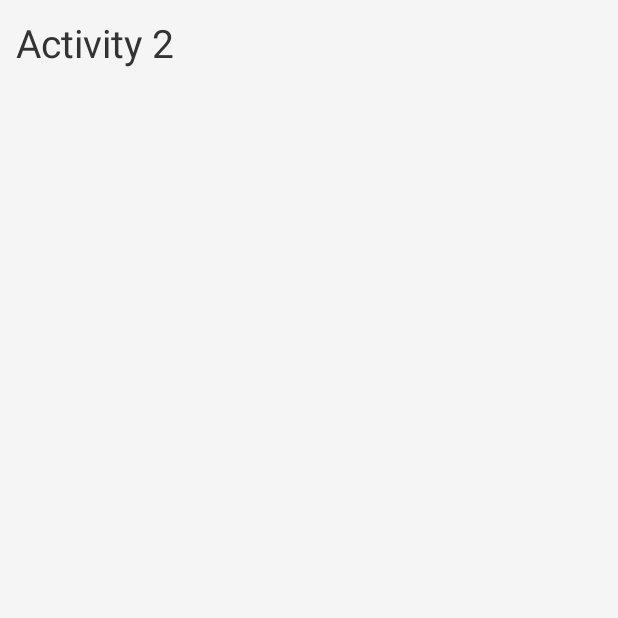
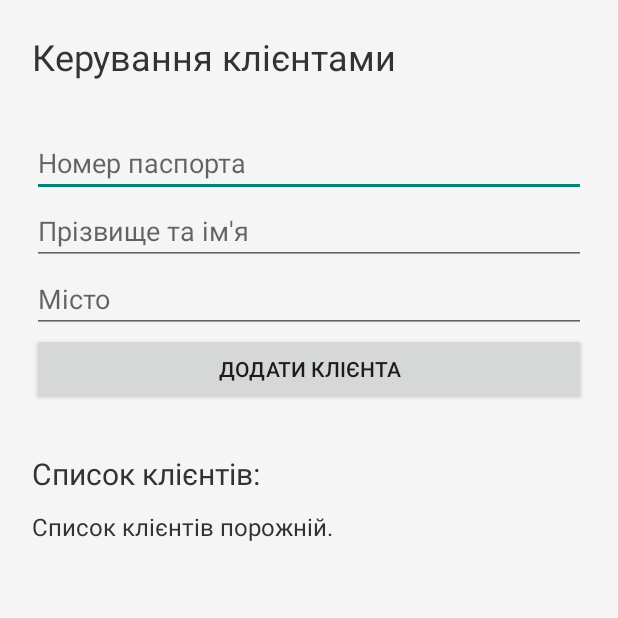
Before and after one commit to imitxtion/android-course, an Android app built with Jetpack Compose: the screen it shows after launch (SecondActivity), after a tap on "GO TO ACTIVITY 2", on a phone screen of 412 x 824 dp, the top half of it. Run offline under Robolectric (Android 15) with nearby library versions, the phone set to English and light mode, and no system bars.

```diff
--- /dev/null
+++ b/app/src/main/java/com/example/myapplication/HotelDbHelper.kt
@@ -0,0 +1,89 @@
+package com.example.myapplication
+
+import android.content.Context
+import android.database.sqlite.SQLiteDatabase
+import android.database.sqlite.SQLiteOpenHelper
+import android.provider.BaseColumns
+
+object HotelContract {
+    object RoomEntry : BaseColumns {
+        const val TABLE_NAME = "rooms"
+        const val COLUMN_TYPE = "type"
+        const val COLUMN_COST = "cost"
+    }
+
+    object ClientEntry : BaseColumns {
+        const val TABLE_NAME = "clients"
+        const val COLUMN_PASSPORT_NUMBER = "passport_number"
+        const val COLUMN_LAST_NAME = "last_name"
+        const val COLUMN_FIRST_NAME = "first_name"
+        const val COLUMN_PATRONYMIC = "patronymic"
+        const val COLUMN_CITY = "city"
+        const val COLUMN_CHECK_IN_DATE = "check_in_date"
+        const val COLUMN_ROOM_ID = "room_id"
+    }
+
+    object EmployeeEntry : BaseColumns {
+        const val TABLE_NAME = "employees"
+        const val COLUMN_LAST_NAME = "last_name"
+        const val COLUMN_FIRST_NAME = "first_name"
+        const val COLUMN_PATRONYMIC = "patronymic"
+        const val COLUMN_FLOOR = "floor"
+        const val COLUMN_CLEANING_DAY = "cleaning_day"
+    }
+}
+
+class HotelDbHelper(context: Context) : SQLiteOpenHelper(context, DATABASE_NAME, null, DATABASE_VERSION) {
+
+    companion object {
+        const val DATABASE_VERSION = 1
+        const val DATABASE_NAME = "Hotel.db"
+
+        private const val SQL_CREATE_ROOMS =
+            "CREATE TABLE ${HotelContract.RoomEntry.TABLE_NAME} (" +
+                    "${BaseColumns._ID} INTEGER PRIMARY KEY," +
+                    "${HotelContract.RoomEntry.COLUMN_TYPE} TEXT," +
+                    "${HotelContract.RoomEntry.COLUMN_COST} REAL)"
+
+        private const val SQL_CREATE_CLIENTS =
+            "CREATE TABLE ${HotelContract.ClientEntry.TABLE_NAME} (" +
+                    "${BaseColumns._ID} INTEGER PRIMARY KEY," +
+                    "${HotelContract.ClientEntry.COLUMN_PASSPORT_NUMBER} TEXT UNIQUE," +
+                    "${HotelContract.ClientEntry.COLUMN_LAST_NAME} TEXT," +
+                    "${HotelContract.ClientEntry.COLUMN_FIRST_NAME} TEXT," +
+                    "${HotelContract.ClientEntry.COLUMN_PATRONYMIC} TEXT," +
+                    "${HotelContract.ClientEntry.COLUMN_CITY} TEXT," +
+                    "${HotelContract.ClientEntry.COLUMN_CHECK_IN_DATE} TEXT," +
+                    "${HotelContract.ClientEntry.COLUMN_ROOM_ID} INTEGER," +
+                    "FOREIGN KEY(${HotelContract.ClientEntry.COLUMN_ROOM_ID}) REFERENCES ${HotelContract.RoomEntry.TABLE_NAME}(${BaseColumns._ID}))"
+
+
+        private const val SQL_CREATE_EMPLOYEES =
+            "CREATE TABLE ${HotelContract.EmployeeEntry.TABLE_NAME} (" +
+                    "${BaseColumns._ID} INTEGER PRIMARY KEY," +
+                    "${HotelContract.EmployeeEntry.COLUMN_LAST_NAME} TEXT," +
+                    "${HotelContract.EmployeeEntry.COLUMN_FIRST_NAME} TEXT," +
+                    "${HotelContract.EmployeeEntry.COLUMN_PATRONYMIC} TEXT," +
+                    "${HotelContract.EmployeeEntry.COLUMN_FLOOR} INTEGER," +
+                    "${HotelContract.EmployeeEntry.COLUMN_CLEANING_DAY} TEXT)"
+
+        private const val SQL_DELETE_ENTRIES = "DROP TABLE IF EXISTS ${HotelContract.RoomEntry.TABLE_NAME};" +
+                "DROP TABLE IF EXISTS ${HotelContract.ClientEntry.TABLE_NAME};" +
+                "DROP TABLE IF EXISTS ${HotelContract.EmployeeEntry.TABLE_NAME};"
+    }
+
+    override fun onCreate(db: SQLiteDatabase) {
+        db.execSQL(SQL_CREATE_ROOMS)
+        db.execSQL(SQL_CREATE_CLIENTS)
+        db.execSQL(SQL_CREATE_EMPLOYEES)
+    }
+
+    override fun onUpgrade(db: SQLiteDatabase, oldVersion: Int, newVersion: Int) {
+        db.execSQL(SQL_DELETE_ENTRIES)
+        onCreate(db)
+    }
+
+    override fun onDowngrade(db: SQLiteDatabase, oldVersion: Int, newVersion: Int) {
+        onUpgrade(db, oldVersion, newVersion)
+    }
+}
--- a/app/src/main/java/com/example/myapplication/SecondActivity.kt
+++ b/app/src/main/java/com/example/myapplication/SecondActivity.kt
@@ -1,37 +1,166 @@
 package com.example.myapplication
 
+import android.content.ContentValues
 import android.os.Bundle
+import android.provider.BaseColumns
+import android.view.View
+import android.widget.Button
+import android.widget.EditText
+import android.widget.LinearLayout
 import android.widget.TextView
+import android.widget.Toast
 import androidx.activity.ComponentActivity
-import androidx.constraintlayout.widget.ConstraintLayout
-import androidx.constraintlayout.widget.ConstraintLayout.LayoutParams
-
 
 class SecondActivity : ComponentActivity() {
+
+    private lateinit var dbHelper: HotelDbHelper
+    private lateinit var passportInput: EditText
+    private lateinit var nameInput: EditText
+    private lateinit var cityInput: EditText
+    private lateinit var clientsTextView: TextView
+
     override fun onCreate(savedInstanceState: Bundle?) {
         super.onCreate(savedInstanceState)
-        val constraintLayout = ConstraintLayout(this).apply {
-            layoutParams = LayoutParams(LayoutParams.MATCH_PARENT, LayoutParams.MATCH_PARENT)
+
+        dbHelper = HotelDbHelper(this)
+
+        val layout = LinearLayout(this).apply {
+            orientation = LinearLayout.VERTICAL
+            layoutParams = LinearLayout.LayoutParams(
+                LinearLayout.LayoutParams.MATCH_PARENT,
+                LinearLayout.LayoutParams.MATCH_PARENT
+            )
+            setPadding(32, 32, 32, 32)
             setBackgroundColor(getColor(R.color.custom_background))
         }
 
-        val textView = TextView(this).apply {
+        val title = TextView(this).apply {
             text = getString(R.string.activity_2_title)
-            textSize = 26f
+            textSize = 24f
             setTextColor(getColor(R.color.custom_text))
-            setPadding(16, 16, 16, 16)
+            setPadding(0, 0, 0, 48)
+        }
+        layout.addView(title)
+
+        passportInput = EditText(this).apply {
+            hint = getString(R.string.hint_passport)
+        }
+        layout.addView(passportInput)
+
+        nameInput = EditText(this).apply {
+            hint = getString(R.string.hint_name)
+        }
+        layout.addView(nameInput)
+
+        cityInput = EditText(this).apply {
+            hint = getString(R.string.hint_city)
+        }
+        layout.addView(cityInput)
+
+
+        val addButton = Button(this).apply {
+            text = getString(R.string.add_client_button)
+            setOnClickListener {
+                addClient()
+            }
+        }
+        layout.addView(addButton)
+
+        val listTitle = TextView(this).apply {
+            text = getString(R.string.clients_list_title)
+            textSize = 20f
+            setTextColor(getColor(R.color.custom_text))
+            setPadding(0, 48, 0, 16)
+        }
+        layout.addView(listTitle)
+
+        clientsTextView = TextView(this).apply {
+            textSize = 16f
+            setTextColor(getColor(R.color.custom_text))
+        }
+        layout.addView(clientsTextView)
+
+        setContentView(layout)
+
+        readClients()
+    }
+
+    private fun addClient() {
+        val passport = passportInput.text.toString().trim()
+        val fullName = nameInput.text.toString().trim()
+        val city = cityInput.text.toString().trim()
+
+        if (passport.isEmpty() || fullName.isEmpty() || city.isEmpty()) {
+            Toast.makeText(this, "Будь ласка, заповніть усі поля", Toast.LENGTH_SHORT).show()
+            return
         }
 
-        val layoutParams = LayoutParams(
-            LayoutParams.WRAP_CONTENT,
-            LayoutParams.WRAP_CONTENT
-        ).apply {
-            leftToLeft = LayoutParams.PARENT_ID
-            topToTop = LayoutParams.PARENT_ID
+        val parts = fullName.split(" ", limit = 2)
+        val lastName = parts.getOrNull(0) ?: ""
+        val firstName = parts.getOrNull(1) ?: ""
+
+
+        val db = dbHelper.writableDatabase
+
+        val values = ContentValues().apply {
+            put(HotelContract.ClientEntry.COLUMN_PASSPORT_NUMBER, passport)
+            put(HotelContract.ClientEntry.COLUMN_LAST_NAME, lastName)
+            put(HotelContract.ClientEntry.COLUMN_FIRST_NAME, firstName)
+            put(HotelContract.ClientEntry.COLUMN_PATRONYMIC, "") // Поки залишаємо порожнім
+            put(HotelContract.ClientEntry.COLUMN_CITY, city)
+            put(HotelContract.ClientEntry.COLUMN_CHECK_IN_DATE, System.currentTimeMillis().toString()) // Поточний час
         }
-        textView.layoutParams = layoutParams
-        constraintLayout.addView(textView)
 
-        setContentView(constraintLayout)
+        val newRowId = db.insert(HotelContract.ClientEntry.TABLE_NAME, null, values)
+
+        if (newRowId == -1L) {
+            Toast.makeText(this, "Помилка при додаванні клієнта", Toast.LENGTH_SHORT).show()
+        } else {
+            Toast.makeText(this, "Клієнта успішно додано", Toast.LENGTH_SHORT).show()
+            passportInput.text.clear()
+            nameInput.text.clear()
+            cityInput.text.clear()
+            readClients()
+        }
+    }
+
+    private fun readClients() {
+        val db = dbHelper.readableDatabase
+        val projection = arrayOf(
+            BaseColumns._ID,
+            HotelContract.ClientEntry.COLUMN_PASSPORT_NUMBER,
+            HotelContract.ClientEntry.COLUMN_LAST_NAME,
+            HotelContract.ClientEntry.COLUMN_FIRST_NAME,
+            HotelContract.ClientEntry.COLUMN_CITY
+        )
+
+        val cursor = db.query(
+            HotelContract.ClientEntry.TABLE_NAME,
+            projection,
+            null,
+            null,
+            null,
+            null,
+            null
+        )
+
+        val stringBuilder = StringBuilder()
+        with(cursor) {
+            while (moveToNext()) {
+                val passport = getString(getColumnIndexOrThrow(HotelContract.ClientEntry.COLUMN_PASSPORT_NUMBER))
+                val lastName = getString(getColumnIndexOrThrow(HotelContract.ClientEntry.COLUMN_LAST_NAME))
+                val firstName = getString(getColumnIndexOrThrow(HotelContract.ClientEntry.COLUMN_FIRST_NAME))
+                val city = getString(getColumnIndexOrThrow(HotelContract.ClientEntry.COLUMN_CITY))
+                stringBuilder.append("$lastName $firstName, ($city) - Паспорт: $passport\n\n")
+            }
+        }
+        cursor.close()
+
+        clientsTextView.text = if (stringBuilder.isNotEmpty()) stringBuilder.toString() else "Список клієнтів порожній."
+    }
+
+    override fun onDestroy() {
+        dbHelper.close()
+        super.onDestroy()
     }
 }
--- a/app/src/main/res/values/strings.xml
+++ b/app/src/main/res/values/strings.xml
@@ -1,7 +1,12 @@
 <resources>
     <string name="app_name">My Application</string>
     <string name="activity_1_title">Activity 1</string>
-    <string name="activity_2_title">Activity 2</string>
+    <string name="activity_2_title">Керування клієнтами</string>
     <string name="button_go_to_activity_2">Go to activity 2</string>
     <string name="hello_message">Hello Android!</string>
+    <string name="hint_passport">Номер паспорта</string>
+    <string name="hint_name">Прізвище та ім\'я</string>
+    <string name="hint_city">Місто</string>
+    <string name="add_client_button">Додати клієнта</string>
+    <string name="clients_list_title">Список клієнтів:</string>
 </resources>
```
